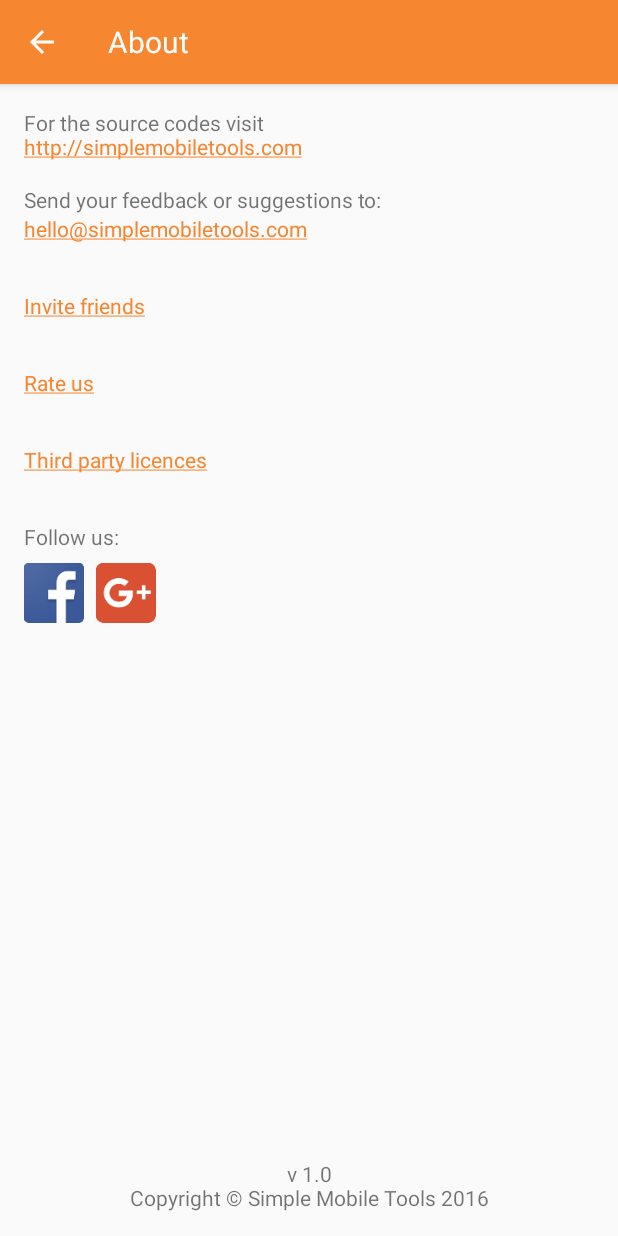
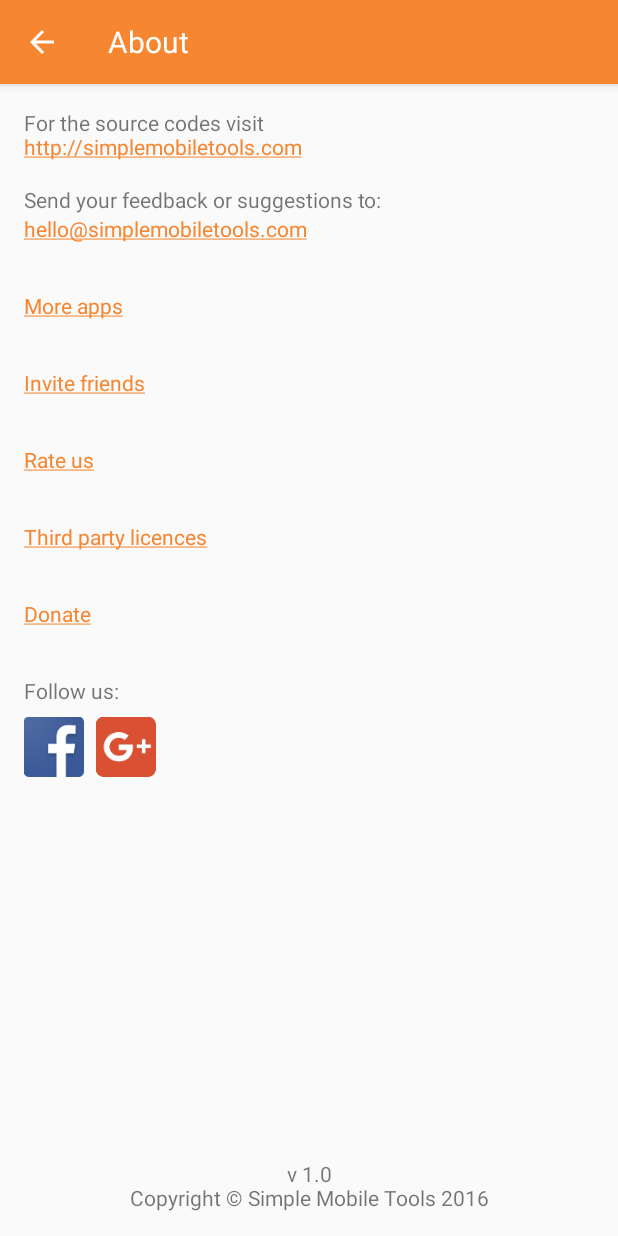
Before and after one commit to SimpleMobileTools/Simple-Thank-You, an Android app: the AboutActivity screen opened directly, with no data from a screen before it, on a phone screen of 412 x 824 dp. Run offline under Robolectric (Android 15) with nearby library versions, the phone set to English and light mode, and no system bars.

Commit message:
add a More apps and Donate button to About

```diff
--- a/app/src/main/kotlin/com/simplemobiletools/thankyou/activities/AboutActivity.kt
+++ b/app/src/main/kotlin/com/simplemobiletools/thankyou/activities/AboutActivity.kt
@@ -18,12 +18,14 @@ class AboutActivity : SimpleActivity() {
         setContentView(R.layout.activity_about)
 
         setupEmail()
-        setupCopyright()
+        setupMoreApps()
         setupRateUs()
         setupInvite()
         setupLicense()
+        setupDonate()
         setupFacebook()
         setupGPlus()
+        setupCopyright()
     }
 
     private fun setupEmail() {
@@ -32,6 +34,12 @@ class AboutActivity : SimpleActivity() {
         val href = "<a href=\"mailto:$email?subject=$appName\">$email</a>"
         about_email.text = Html.fromHtml(href)
         about_email.movementMethod = LinkMovementMethod.getInstance()
+    }
+
+    private fun setupMoreApps() {
+        about_more_apps.setOnClickListener {
+            startActivity(Intent(Intent.ACTION_VIEW, Uri.parse("https://play.google.com/store/apps/dev?id=9070296388022589266")))
+        }
     }
 
     private fun setupCopyright() {
@@ -76,6 +84,12 @@ class AboutActivity : SimpleActivity() {
         }
     }
 
+    fun setupDonate() {
+        about_donate.setOnClickListener {
+            startActivity(Intent(Intent.ACTION_VIEW, Uri.parse("http://simplemobiletools.github.io/donate")))
+        }
+    }
+
     fun setupFacebook() {
         about_facebook.setOnClickListener {
             var link = "https://www.facebook.com/simplemobiletools"
--- a/app/src/main/res/layout/activity_about.xml
+++ b/app/src/main/res/layout/activity_about.xml
@@ -36,10 +36,20 @@
             android:text="@string/email"/>
 
         <TextView
+            android:id="@+id/about_more_apps"
+            android:layout_width="match_parent"
+            android:layout_height="wrap_content"
+            android:layout_below="@+id/about_email"
+            android:paddingBottom="@dimen/activity_margin"
+            android:paddingTop="@dimen/activity_margin"
+            android:text="@string/more_apps_underlined"
+            android:textColor="@color/colorPrimary"/>
+
+        <TextView
             android:id="@+id/about_invite"
             android:layout_width="match_parent"
             android:layout_height="wrap_content"
-            android:layout_below="@+id/about_email"
+            android:layout_below="@+id/about_more_apps"
             android:paddingBottom="@dimen/activity_margin"
             android:paddingTop="@dimen/activity_margin"
             android:text="@string/invite_friends_underlined"
@@ -66,10 +76,20 @@
             android:textColor="@color/colorPrimary"/>
 
         <TextView
+            android:id="@+id/about_donate"
+            android:layout_width="match_parent"
+            android:layout_height="wrap_content"
+            android:layout_below="@+id/about_license"
+            android:paddingBottom="@dimen/activity_margin"
+            android:paddingTop="@dimen/activity_margin"
+            android:text="@string/donate_underlined"
+            android:textColor="@color/colorPrimary"/>
+
+        <TextView
             android:id="@+id/about_follow_us"
             android:layout_width="match_parent"
             android:layout_height="wrap_content"
-            android:layout_below="@+id/about_license"
+            android:layout_below="@+id/about_donate"
             android:paddingBottom="@dimen/social_padding"
             android:paddingTop="@dimen/activity_margin"
             android:text="@string/follow_us"/>
```
